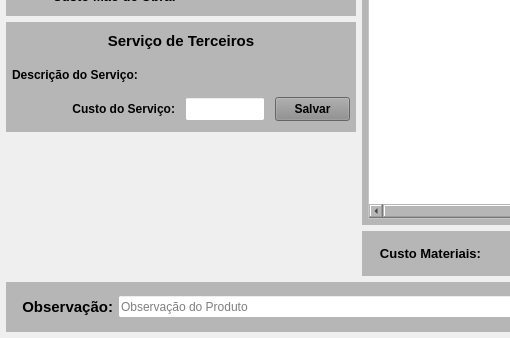
Above: forms/tela_estrut_custo.ui from Azevedo84/erp_suzuki before the change; both pictures show x 0 to 510 and y 382 to 720 of the 1100 by 720 pixel window. Below: the same form after it.
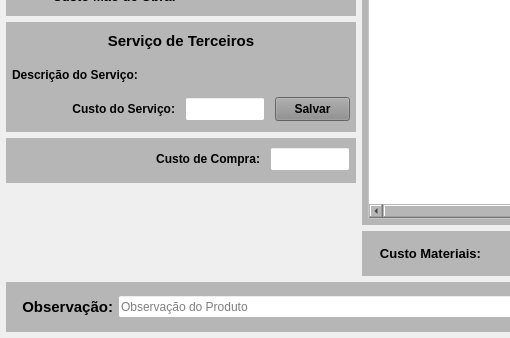
That is the form after the change.

Patch:
```diff
--- a/forms/tela_estrut_custo.ui
+++ b/forms/tela_estrut_custo.ui
@@ -1533,6 +1533,143 @@
             </layout>
            </widget>
           </item>
+          <item>
+           <widget class="QWidget" name="widget_Compra" native="true">
+            <property name="minimumSize">
+             <size>
+              <width>0</width>
+              <height>45</height>
+             </size>
+            </property>
+            <property name="maximumSize">
+             <size>
+              <width>16777215</width>
+              <height>45</height>
+             </size>
+            </property>
+            <property name="styleSheet">
+             <string notr="true">background-color: rgb(182, 182, 182);</string>
+            </property>
+            <layout class="QVBoxLayout" name="verticalLayout_11">
+             <property name="spacing">
+              <number>1</number>
+             </property>
+             <property name="leftMargin">
+              <number>1</number>
+             </property>
+             <property name="topMargin">
+              <number>1</number>
+             </property>
+             <property name="rightMargin">
+              <number>1</number>
+             </property>
+             <property name="bottomMargin">
+              <number>3</number>
+             </property>
+             <item>
+              <widget class="QWidget" name="widget_Total_Servico_3" native="true">
+               <property name="minimumSize">
+                <size>
+                 <width>0</width>
+                 <height>30</height>
+                </size>
+               </property>
+               <property name="maximumSize">
+                <size>
+                 <width>16777215</width>
+                 <height>30</height>
+                </size>
+               </property>
+               <property name="styleSheet">
+                <string notr="true"/>
+               </property>
+               <layout class="QHBoxLayout" name="horizontalLayout_32">
+                <property name="spacing">
+                 <number>10</number>
+                </property>
+                <property name="leftMargin">
+                 <number>5</number>
+                </property>
+                <property name="topMargin">
+                 <number>3</number>
+                </property>
+                <property name="rightMargin">
+                 <number>5</number>
+                </property>
+                <property name="bottomMargin">
+                 <number>3</number>
+                </property>
+                <item>
+                 <widget class="QLabel" name="label_80">
+                  <property name="minimumSize">
+                   <size>
+                    <width>0</width>
+                    <height>0</height>
+                   </size>
+                  </property>
+                  <property name="maximumSize">
+                   <size>
+                    <width>16777215</width>
+                    <height>16777215</height>
+                   </size>
+                  </property>
+                  <property name="font">
+                   <font>
+                    <pointsize>9</pointsize>
+                    <weight>75</weight>
+                    <bold>true</bold>
+                   </font>
+                  </property>
+                  <property name="text">
+                   <string>Custo de Compra:</string>
+                  </property>
+                  <property name="alignment">
+                   <set>Qt::AlignRight|Qt::AlignTrailing|Qt::AlignVCenter</set>
+                  </property>
+                 </widget>
+                </item>
+                <item>
+                 <widget class="QLineEdit" name="line_Custo_Compra">
+                  <property name="sizePolicy">
+                   <sizepolicy hsizetype="Preferred" vsizetype="Preferred">
+                    <horstretch>0</horstretch>
+                    <verstretch>0</verstretch>
+                   </sizepolicy>
+                  </property>
+                  <property name="minimumSize">
+                   <size>
+                    <width>80</width>
+                    <height>0</height>
+                   </size>
+                  </property>
+                  <property name="maximumSize">
+                   <size>
+                    <width>80</width>
+                    <height>16777215</height>
+                   </size>
+                  </property>
+                  <property name="font">
+                   <font>
+                    <pointsize>9</pointsize>
+                   </font>
+                  </property>
+                  <property name="styleSheet">
+                   <string notr="true">background-color: rgb(255, 255, 255);</string>
+                  </property>
+                  <property name="alignment">
+                   <set>Qt::AlignCenter</set>
+                  </property>
+                  <property name="placeholderText">
+                   <string/>
+                  </property>
+                 </widget>
+                </item>
+               </layout>
+              </widget>
+             </item>
+            </layout>
+           </widget>
+          </item>
           <item>
            <widget class="QWidget" name="widget_7" native="true"/>
           </item>
```
